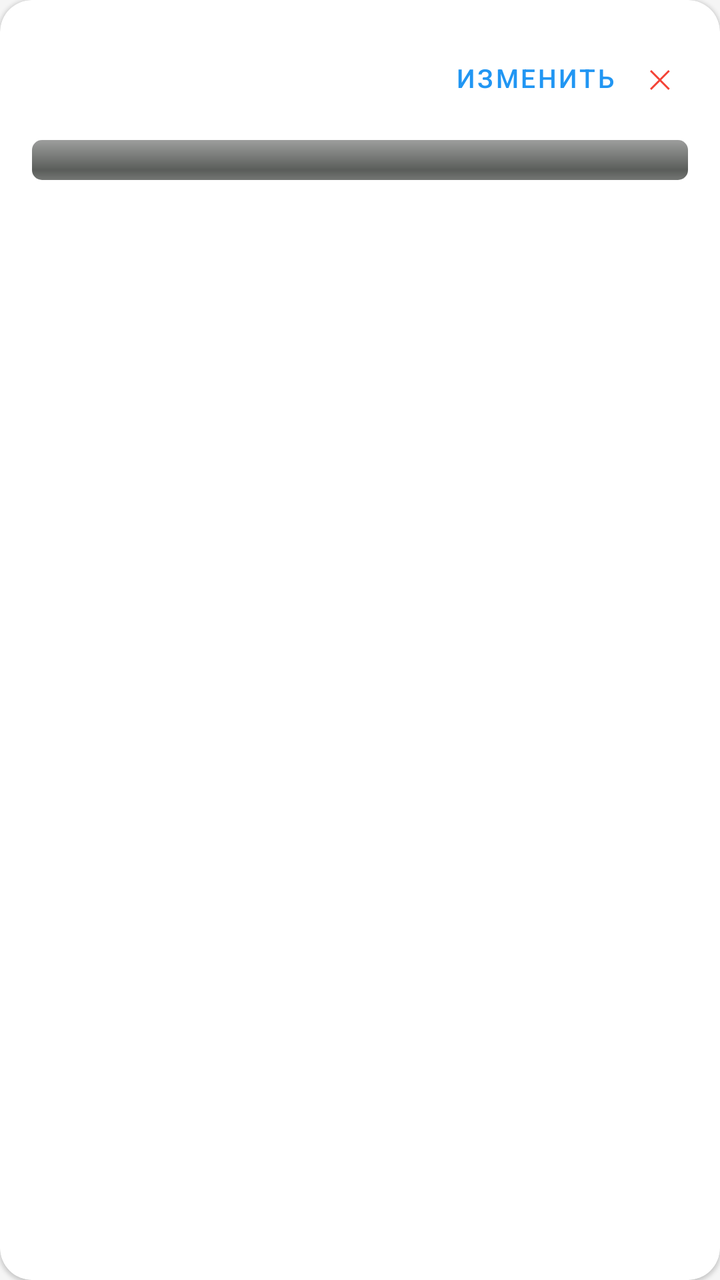
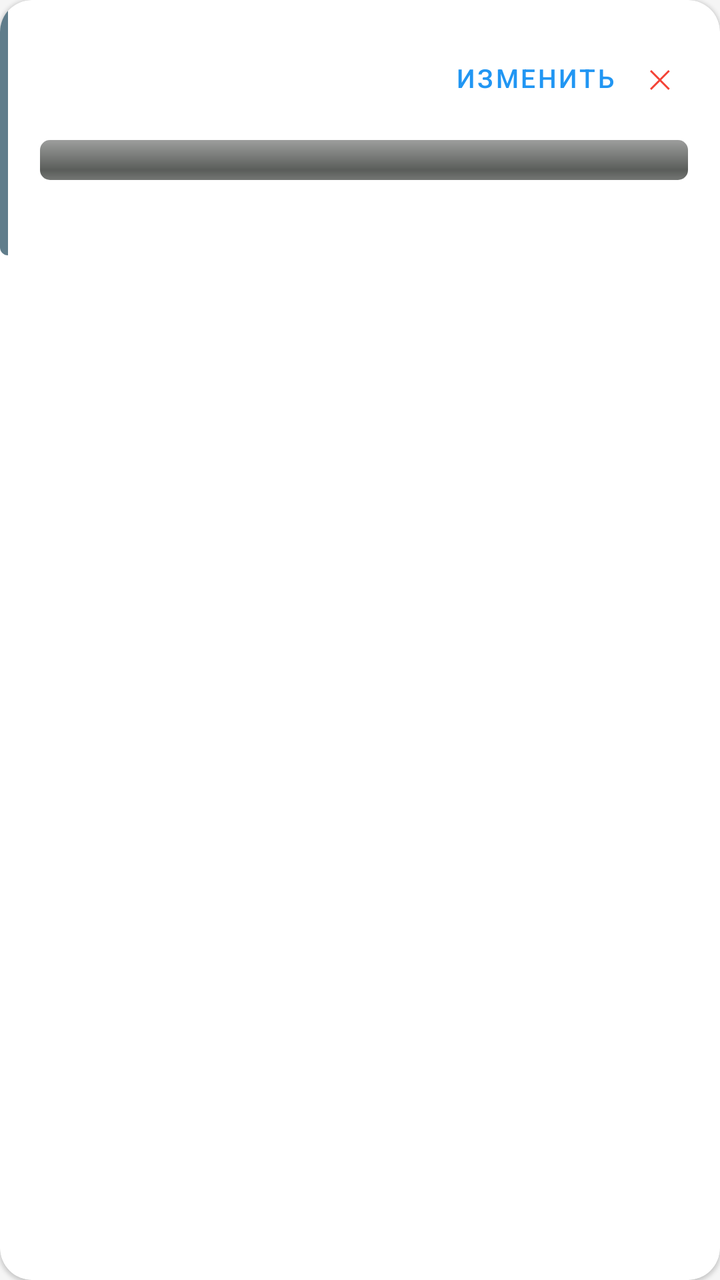

An Android layout rendered at two revisions. The XML below is the earlier revision; the diff shows what the commit changed to produce the second picture.
<!-- AndroidManifest.xml: application theme Theme.MyBudget -->
<!-- res/layout/item_goal.xml -->
<?xml version="1.0" encoding="utf-8"?>
<androidx.cardview.widget.CardView xmlns:android="http://schemas.android.com/apk/res/android" xmlns:app="http://schemas.android.com/apk/res-auto"
    android:layout_width="match_parent"
    android:layout_height="wrap_content"
    android:layout_marginBottom="@dimen/space_12"
    style="@style/Card.MyBudget.Surface">
    <LinearLayout
        android:orientation="vertical"
        android:padding="@dimen/space_16"
        android:layout_width="match_parent"
        android:layout_height="wrap_content">
        <LinearLayout
            android:gravity="center_vertical"
            android:orientation="horizontal"
            android:layout_width="match_parent"
            android:layout_height="wrap_content">
            <TextView
                android:id="@+id/goalName"
                android:layout_width="0dp"
                android:layout_height="wrap_content"
                android:layout_weight="1"
                style="@style/Text.MyBudget.Section"/>
            <com.google.android.material.button.MaterialButton
                android:textSize="13sp"
                android:textColor="@color/budget_blue"
                android:id="@+id/editGoalButton"
                android:padding="@dimen/space_8"
                android:layout_width="wrap_content"
                android:layout_height="wrap_content"
                android:minWidth="0dp"
                android:minHeight="@dimen/touch_min_size"
                android:text="@string/goal_edit_label"
                android:contentDescription="@string/goal_edit_content_description"
                style="@style/Widget.MaterialComponents.Button.TextButton"/>
            <com.google.android.material.button.MaterialButton
                android:textSize="13sp"
                android:textColor="@color/expense_red"
                android:id="@+id/deleteGoalButton"
                android:padding="@dimen/space_8"
                android:layout_width="wrap_content"
                android:layout_height="wrap_content"
                android:minWidth="0dp"
                android:minHeight="@dimen/touch_min_size"
                android:text="@string/goal_delete_label"
                android:contentDescription="@string/goal_delete_content_description"
                style="@style/Widget.MaterialComponents.Button.TextButton"/>
        </LinearLayout>
        <ProgressBar
            android:id="@+id/goalProgressBar"
            android:layout_width="match_parent"
            android:layout_height="wrap_content"
            android:layout_marginTop="@dimen/space_8"
            android:max="100"
            android:progress="0"
            style="@android:style/Widget.ProgressBar.Horizontal"/>
        <TextView
            android:textSize="13sp"
            android:id="@+id/goalProgress"
            android:layout_width="match_parent"
            android:layout_height="wrap_content"
            android:layout_marginTop="@dimen/space_4"
            style="@style/Text.MyBudget.Subtitle"/>
        <TextView
            android:textSize="12sp"
            android:id="@+id/goalDeadline"
            android:visibility="gone"
            android:layout_width="match_parent"
            android:layout_height="wrap_content"
            android:layout_marginTop="@dimen/space_4"
            style="@style/Text.MyBudget.Subtitle"/>
        <TextView
            android:textSize="12sp"
            android:textColor="@color/budget_blue"
            android:id="@+id/goalMonthlyHint"
            android:visibility="gone"
            android:layout_width="match_parent"
            android:layout_height="wrap_content"
            android:layout_marginTop="@dimen/space_2"
            style="@style/Text.MyBudget.Subtitle"/>
    </LinearLayout>
</androidx.cardview.widget.CardView>
<!-- resources referenced by this layout -->
<resources>
  <color name="budget_blue">#2196f3</color>
  <color name="expense_red">#f44336</color>
  <dimen name="space_12">12dp</dimen>
  <dimen name="space_16">16dp</dimen>
  <dimen name="space_2">2dp</dimen>
  <dimen name="space_4">4dp</dimen>
  <dimen name="space_8">8dp</dimen>
  <dimen name="touch_min_size">44dp</dimen>
  <string name="goal_delete_content_description">Удалить цель</string>
  <string name="goal_delete_label">✕</string>
  <string name="goal_edit_content_description">Редактировать цель</string>
  <string name="goal_edit_label">Изменить</string>
  <style name="Card.MyBudget.Surface" parent="">
      <item name="cardBackgroundColor">@color/card_background_white</item>
      <item name="cardCornerRadius">@dimen/radius_16</item>
      <item name="cardElevation">@dimen/card_elevation_low</item>
    </style>
  <style name="Text.MyBudget.Section" parent="@style/Text.MyBudget">
      <item name="android:textSize">16sp</item>
      <item name="android:textStyle">bold</item>
      <item name="android:textColor">@color/text_primary</item>
    </style>
  <style name="Text.MyBudget.Subtitle" parent="@style/Text.MyBudget">
      <item name="android:textSize">12sp</item>
      <item name="android:textColor">@color/text_secondary</item>
    </style>
  <style name="Theme.MyBudget" parent="@style/Base.Theme.MyBudget" />
  <color name="card_background_white">#ffffff</color>
  <dimen name="radius_16">16dp</dimen>
  <dimen name="card_elevation_low">1dp</dimen>
  <style name="Text.MyBudget" parent="@style/TextAppearance.Material3.BodyMedium" />
  <color name="text_primary">#212121</color>
  <color name="text_secondary">#757575</color>
  <style name="Base.Theme.MyBudget" parent="@style/Theme.Material3.DayNight.NoActionBar">
      <item name="android:colorBackground">@color/background_light</item>
      <item name="colorOnPrimary">@color/md_theme_onPrimary</item>
      <item name="colorOnSurface">@color/md_theme_onSurface</item>
      <item name="colorOutline">@color/md_theme_outline</item>
      <item name="colorPrimary">@color/md_theme_primary</item>
      <item name="colorSurface">@color/md_theme_surface</item>
      <item name="colorSurfaceVariant">@color/md_theme_surfaceVariant</item>
    </style>
  <color name="background_light">#f5f5f5</color>
  <color name="md_theme_onPrimary">#ffffff</color>
  <color name="md_theme_onSurface">#1d1b20</color>
  <color name="md_theme_outline">#79747e</color>
  <color name="md_theme_primary">#6750a4</color>
  <color name="md_theme_surface">#ffffff</color>
  <color name="md_theme_surfaceVariant">#e7e0ec</color>
</resources>

<!-- the commit's change to res/layout/item_goal.xml (unified diff, before → after) -->
@@ -5,10 +5,18 @@
     android:layout_marginBottom="@dimen/space_12"
     style="@style/Card.MyBudget.Surface">
     <LinearLayout
-        android:orientation="vertical"
-        android:padding="@dimen/space_16"
+        android:orientation="horizontal"
         android:layout_width="match_parent"
         android:layout_height="wrap_content">
+        <View
+            android:layout_width="4dp"
+            android:layout_height="match_parent"
+            android:background="@drawable/goal_item_accent" />
+        <LinearLayout
+            android:orientation="vertical"
+            android:padding="@dimen/space_16"
+            android:layout_width="match_parent"
+            android:layout_height="wrap_content">
         <LinearLayout
             android:gravity="center_vertical"
             android:orientation="horizontal"
@@ -77,5 +85,6 @@
             android:layout_height="wrap_content"
             android:layout_marginTop="@dimen/space_2"
             style="@style/Text.MyBudget.Subtitle"/>
+        </LinearLayout>
     </LinearLayout>
 </androidx.cardview.widget.CardView>
<!-- resource entries referenced after the edit -->
@@ -8,6 +8,14 @@
   <dimen name="space_4">4dp</dimen>
   <dimen name="space_8">8dp</dimen>
   <dimen name="touch_min_size">44dp</dimen>
+  <!-- drawable goal_item_accent (drawable) -->
+  <?xml version="1.0" encoding="utf-8"?>
+  <shape xmlns:android="http://schemas.android.com/apk/res/android">
+      <solid android:color="@color/goals_blue_grey" />
+      <corners
+          android:bottomLeftRadius="@dimen/radius_16"
+          android:topLeftRadius="@dimen/radius_16" />
+  </shape>
   <string name="goal_delete_content_description">Удалить цель</string>
   <string name="goal_delete_label">✕</string>
   <string name="goal_edit_content_description">Редактировать цель</string>
@@ -27,6 +35,7 @@
       <item name="android:textColor">@color/text_secondary</item>
     </style>
   <style name="Theme.MyBudget" parent="@style/Base.Theme.MyBudget" />
+  <color name="goals_blue_grey">#607d8b</color>
   <color name="card_background_white">#ffffff</color>
   <dimen name="radius_16">16dp</dimen>
   <dimen name="card_elevation_low">1dp</dimen>
